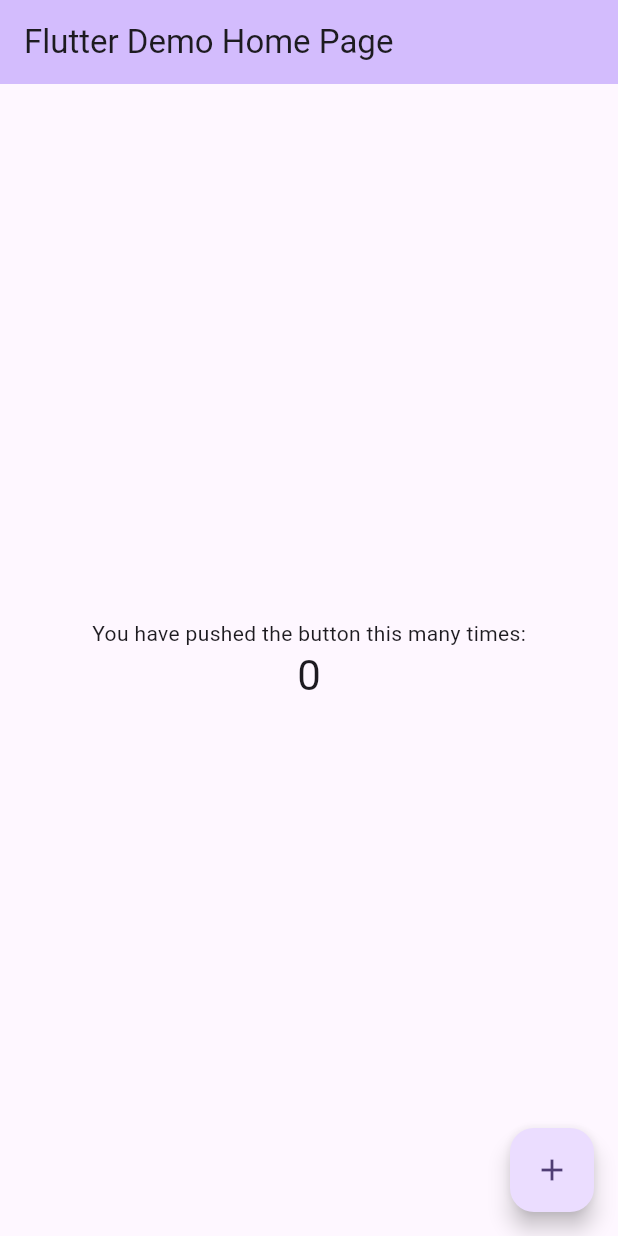
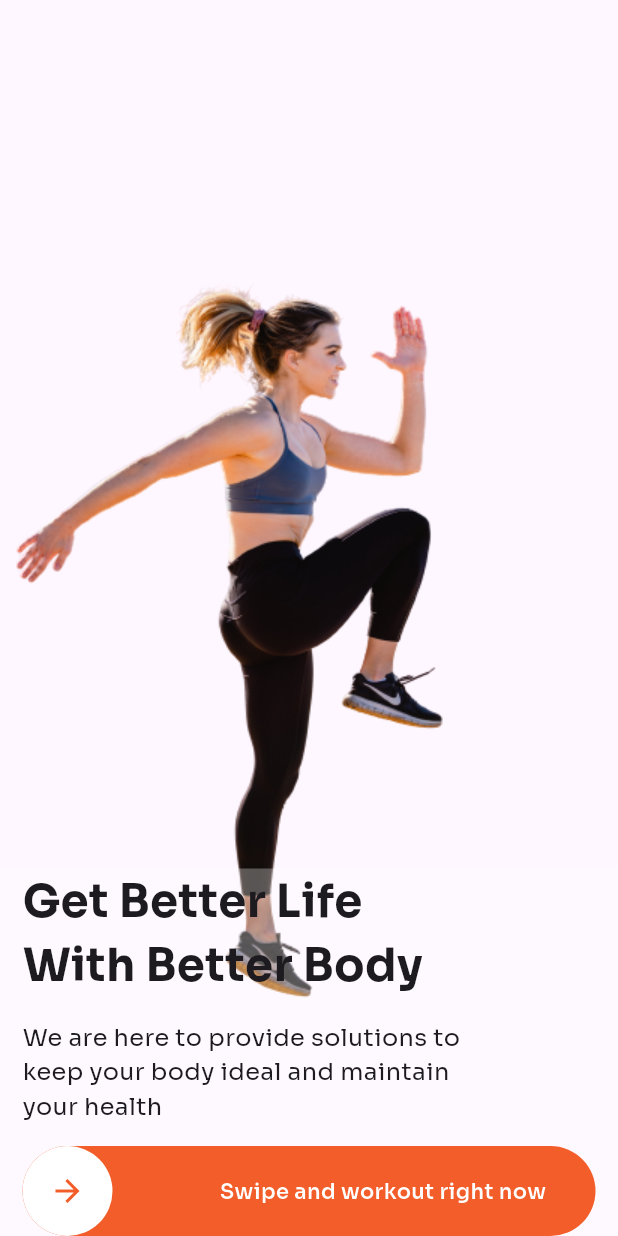
Before and after one commit to Aburafik/W4U, a Flutter app: the screen it shows after launch, on a phone screen of 412 x 824 dp. Run offline on Flutter 3.47's test engine with Material 2 defaults, Android fonts, the phone set to English and light mode, and no system bars; drawn by our look-alikes of slider_button.

Commit message:
Intro screen completed

```diff
--- /dev/null
+++ b/lib/Utils/colors.dart
@@ -0,0 +1,12 @@
+import 'package:flutter/material.dart';
+
+class AppColors {
+  static const Color primaryColor = Color(0xffF25D29);
+  static const Color secondaryColor = Color(0xffE1F0F4);
+  static const Color lightYellowColor = Color(0xffFFE9CA);
+  static const Color greenColor = Color(0xffB038FF);
+  static const Color blackColor = Color(0xff101828);
+  static const Color lightBlackColor = Color(0xff1D2939);
+  static const Color whiteColor = Color(0xffFFFFFF);
+  static const Color mediumGreColor = Color(0xff98A2B3);
+}
--- /dev/null
+++ b/lib/Utils/images.dart
@@ -0,0 +1,3 @@
+class Customeimages {
+  static const String intro = "assets/images/intro.png";
+}
--- /dev/null
+++ b/lib/Views/intro_screen.dart
@@ -0,0 +1,85 @@
+import 'package:flutter/material.dart';
+import 'package:slider_button/slider_button.dart';
+import 'package:w4u/Utils/colors.dart';
+import 'package:w4u/Utils/images.dart';
+
+class IntroScreen extends StatelessWidget {
+  const IntroScreen({super.key});
+
+  @override
+  Widget build(BuildContext context) {
+    return Scaffold(
+      body: SafeArea(
+        child: Stack(
+          children: [
+            Container(
+              // color: Colors.red,
+              decoration: const BoxDecoration(
+                  image:
+                      DecorationImage(image: AssetImage(Customeimages.intro))),
+            ),
+            Positioned(
+                // top: 500,
+                bottom: 0,
+                child: Container(
+                  padding: const EdgeInsets.symmetric(horizontal: 15),
+                  color: AppColors.whiteColor.withOpacity(.3),
+                  width: MediaQuery.sizeOf(context).width,
+                  child: Column(
+                    crossAxisAlignment: CrossAxisAlignment.start,
+                    children: [
+                      Text(
+                        "Get Better Life\nWith Better Body",
+                        style: TextStyle(
+                            fontSize: 30, fontWeight: FontWeight.bold),
+                      ),
+                      Padding(
+                        padding: const EdgeInsets.symmetric(vertical: 15),
+                        child: Text(
+                          "We are here to provide solutions to\nkeep your body ideal and maintain\nyour health",
+                          style: TextStyle(fontSize: 16),
+                        ),
+                      ),
+                      SliderButton(
+                        action: () {
+                          // Navigator.push(context,
+                          //     MaterialPageRoute(builder: (_) => const HomeView()
+
+                          //     ));
+                        },
+
+                        ///Put label over here
+                        // alignLabel: Alignment.centerRight,
+
+                        label: const Text(
+                          'Swipe and workout right now',
+                          style: TextStyle(
+                              color: Color(0xff4a4a4a),
+                              fontWeight: FontWeight.w600,
+                            ),
+                        ),
+                        icon: Icon(
+                          Icons.arrow_forward,
+                          color: AppColors.primaryColor,
+                        ),
+                        // dismissible: false,
+
+                        ///Change All the color and size from here.
+                        width: MediaQuery.of(context).size.width,
+                        radius: 50,
+                        height: 60,
+                        buttonColor: AppColors.whiteColor,
+                        backgroundColor: AppColors.primaryColor,
+                        highlightedColor: AppColors.whiteColor,
+                        baseColor: AppColors.whiteColor,
+                        // shimmer: false,
+                      )
+                    ],
+                  ),
+                ))
+          ],
+        ),
+      ),
+    );
+  }
+}
--- a/lib/main.dart
+++ b/lib/main.dart
@@ -1,4 +1,5 @@
 import 'package:flutter/material.dart';
+import 'package:w4u/Views/intro_screen.dart';
 
 void main() {
   runApp(const MyApp());
@@ -7,72 +8,17 @@ void main() {
 class MyApp extends StatelessWidget {
   const MyApp({super.key});
 
-  // This widget is the root of your application.
   @override
   Widget build(BuildContext context) {
     return MaterialApp(
+      debugShowCheckedModeBanner: false,
       title: 'Flutter Demo',
       theme: ThemeData(
-
+        fontFamily: "Sora",
         colorScheme: ColorScheme.fromSeed(seedColor: Colors.deepPurple),
         useMaterial3: true,
       ),
-      home: const MyHomePage(title: 'Flutter Demo Home Page'),
+      home: const IntroScreen(),
     );
   }
 }
-
-class MyHomePage extends StatefulWidget {
-  const MyHomePage({super.key, required this.title});
-
-
-  final String title;
-
-  @override
-  State<MyHomePage> createState() => _MyHomePageState();
-}
-
-class _MyHomePageState extends State<MyHomePage> {
-  int _counter = 0;
-
-  void _incrementCounter() {
-    setState(() {
-
-      _counter++;
-    });
-  }
-
-  @override
-  Widget build(BuildContext context) {
-
-    return Scaffold(
-      appBar: AppBar(
-
-        backgroundColor: Theme.of(context).colorScheme.inversePrimary,
-
-        title: Text(widget.title),
-      ),
-      body: Center(
-
-        child: Column(
-
-          mainAxisAlignment: MainAxisAlignment.center,
-          children: <Widget>[
-            const Text(
-              'You have pushed the button this many times:',
-            ),
-            Text(
-              '$_counter',
-              style: Theme.of(context).textTheme.headlineMedium,
-            ),
-          ],
-        ),
-      ),
-      floatingActionButton: FloatingActionButton(
-        onPressed: _incrementCounter,
-        tooltip: 'Increment',
-        child: const Icon(Icons.add),
-      ), // This trailing comma makes auto-formatting nicer for build methods.
-    );
-  }
-}
```
Also changed, not shown: pubspec.yaml (+9 -7 lines), assets/fonts/Sora-Bold.ttf (added), assets/fonts/Sora-Regular.ttf (added), assets/fonts/Sora-SemiBold.ttf (added), assets/images/intro.png (added), lib/Utils/app_dimentions.dart (added), pubspec.lock, 10 other files.
